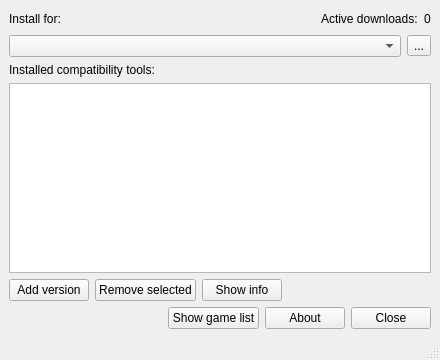
First picture: the form in pupgui2/resources/ui/pupgui2_mainwindow.ui, repository DavidoTek/ProtonUp-Qt, before the edit.
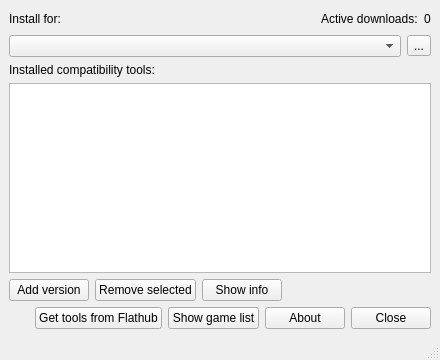
Second picture: the form after the edit. Icons and pictures are not drawn.

Commit message:
Steam Flatpak: Add button to download tools from Flathub
See https://github.com/DavidoTek/ProtonUp-Qt/issues/105

The edit to the form file:
```diff
--- a/pupgui2/resources/ui/pupgui2_mainwindow.ui
+++ b/pupgui2/resources/ui/pupgui2_mainwindow.ui
@@ -159,6 +159,13 @@
         </property>
        </spacer>
       </item>
+      <item>
+       <widget class="QPushButton" name="btnSteamFlatpakCtools">
+        <property name="text">
+         <string>Get tools from Flathub</string>
+        </property>
+       </widget>
+      </item>
       <item>
        <widget class="QPushButton" name="btnShowGameList">
         <property name="text">
```
The commit also changes 2 other files.
